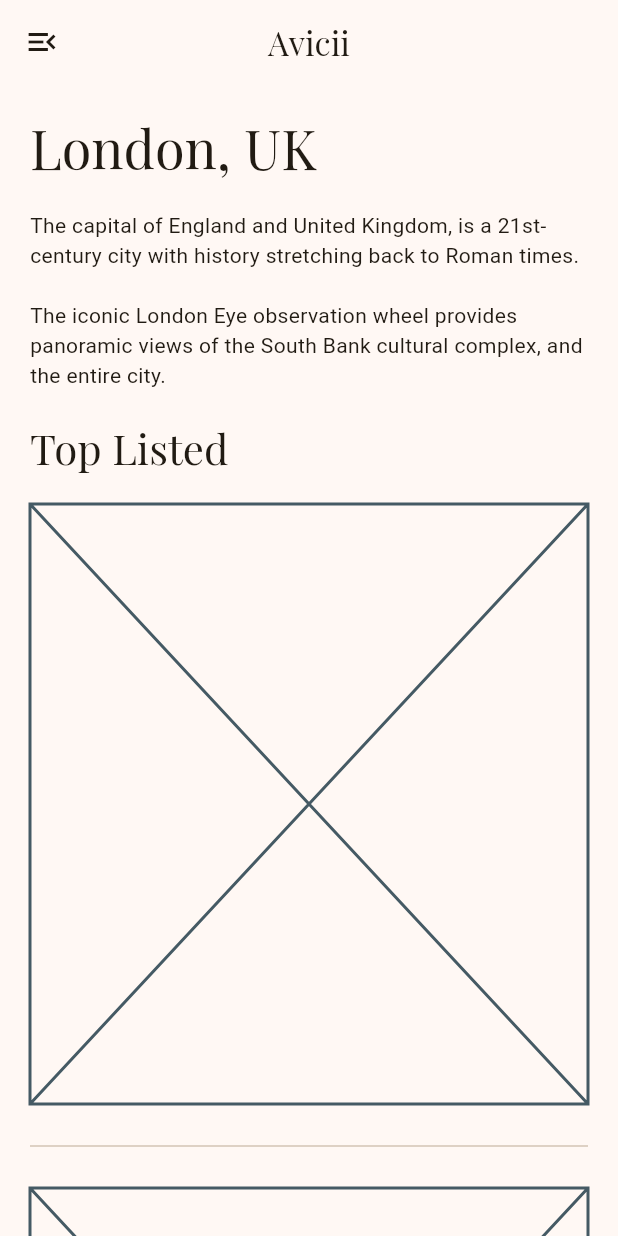
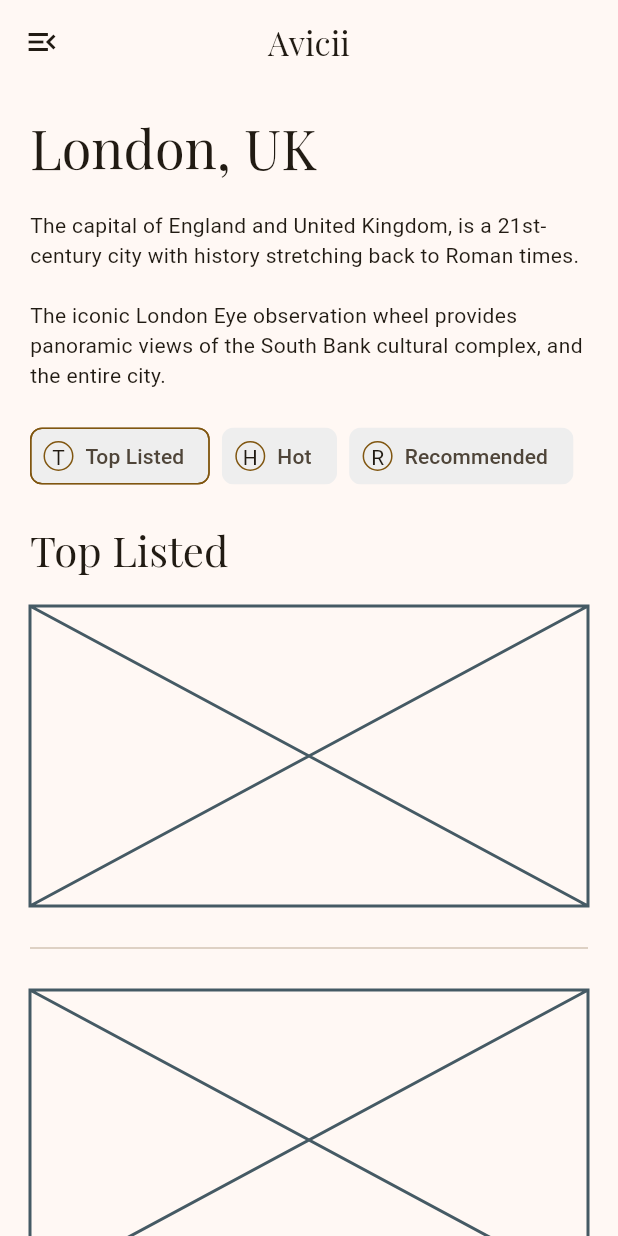
Before and after one commit to DhruvamSharma/EqualWidthList, a Flutter app: the screen it shows after launch, on a phone screen of 412 x 824 dp. Run offline on Flutter 3.47's test engine with Material 3 defaults, Android fonts, the phone set to English and light mode, and no system bars; our stand-ins replace bloc, flutter_bloc, google_fonts; generated files the repository leaves out were written again; Roboto replaces fonts that are missing (Anaheim).

Commit message:
added chip list as starter code

```diff
--- a/lib/app/view/app.dart
+++ b/lib/app/view/app.dart
@@ -1,7 +1,7 @@
 import 'package:equal_width_list/counter/counter.dart';
 import 'package:equal_width_list/l10n/l10n.dart';
-import 'package:equal_width_list/theme.dart';
-import 'package:equal_width_list/util.dart';
+import 'package:equal_width_list/utils/theme.dart';
+import 'package:equal_width_list/utils/util.dart';
 import 'package:flutter/material.dart';
 
 class App extends StatelessWidget {
--- a/lib/counter/cubit/counter_cubit.dart
+++ b/lib/counter/cubit/counter_cubit.dart
@@ -1,8 +1,8 @@
 import 'package:bloc/bloc.dart';
+import 'package:equal_width_list/utils/topics.dart';
 
-class CounterCubit extends Cubit<int> {
-  CounterCubit() : super(0);
+class CounterCubit extends Cubit<Topics> {
+  CounterCubit() : super(Topics.topListed);
 
-  void increment() => emit(state + 1);
-  void decrement() => emit(state - 1);
+  void changeTopic(Topics topic) => emit(topic);
 }
--- a/lib/counter/view/counter_page.dart
+++ b/lib/counter/view/counter_page.dart
@@ -1,4 +1,5 @@
 import 'package:equal_width_list/counter/counter.dart';
+import 'package:equal_width_list/counter/view/widgets/chip_list.dart';
 import 'package:equal_width_list/l10n/l10n.dart';
 import 'package:flutter/material.dart';
 import 'package:flutter_bloc/flutter_bloc.dart';
@@ -34,7 +35,7 @@ class CounterView extends StatelessWidget {
       ),
       body: SingleChildScrollView(
         child: Padding(
-          padding: const EdgeInsets.all(20.0),
+          padding: const EdgeInsets.all(20),
           child: Column(
             crossAxisAlignment: CrossAxisAlignment.start,
             children: <Widget>[
@@ -50,6 +51,8 @@ class CounterView extends StatelessWidget {
               const Text(
                 'The iconic London Eye observation wheel provides panoramic views of the South Bank cultural complex, and the entire city.',
               ),
+              const SizedBox(height: 20),
+              const ChipList(),
               const SizedBox(height: 20),
               Text(
                 'Top Listed',
@@ -87,10 +90,20 @@ class CounterText extends StatelessWidget {
 }
 
 class _AvailableListItem extends StatelessWidget {
+  /// Serves as a placeholder for the list item.
+  /// {@tool snippet}
+  ///
+  /// Typical Usage:
+  ///
+  ///  `const _AvailableListItem()`
+  ///
+  /// {@end-tool}
   const _AvailableListItem({super.key});
 
   @override
   Widget build(BuildContext context) {
-    return const Placeholder();
+    return const Placeholder(
+      fallbackHeight: 200,
+    );
   }
 }
--- /dev/null
+++ b/lib/counter/view/widgets/chip_list.dart
@@ -0,0 +1,67 @@
+// # equal_width_list
+//
+// Created by: dhruvam
+// Date: 16/03/25
+// Time: 6:53 pm
+
+import 'package:equal_width_list/counter/cubit/counter_cubit.dart';
+import 'package:equal_width_list/utils/topics.dart';
+import 'package:flutter/material.dart';
+import 'package:flutter_bloc/flutter_bloc.dart';
+
+class ChipList extends StatelessWidget {
+  const ChipList({super.key});
+
+  @override
+  Widget build(BuildContext context) {
+    return Row(
+      children: Topics.values
+          .map(
+            (topic) => Padding(
+              padding: const EdgeInsets.only(right: 8),
+              child: _ChipListItem(topic: topic),
+            ),
+          )
+          .toList(),
+    );
+  }
+}
+
+class _ChipListItem extends StatelessWidget {
+  const _ChipListItem({required this.topic, super.key});
+
+  final Topics topic;
+
+  @override
+  Widget build(BuildContext context) {
+    final selectedTopic = context.select((CounterCubit cubit) => cubit.state);
+    return GestureDetector(
+      onTap: () {
+        context.read<CounterCubit>().changeTopic(topic);
+      },
+      child: Chip(
+        side: BorderSide(
+          color: selectedTopic == topic
+              ? Theme.of(context).primaryColor
+              : Colors.transparent,
+        ),
+        avatar: Container(
+          height: 20,
+          width: 20,
+          decoration: BoxDecoration(
+            shape: BoxShape.circle,
+            border: Border.all(
+              color: Theme.of(context).primaryColor,
+            ),
+          ),
+          alignment: Alignment.center,
+          child: Text(
+            topic.label[0].toUpperCase(),
+          ),
+        ),
+        label: Text(topic.label),
+        backgroundColor: Colors.grey.shade200,
+      ),
+    );
+  }
+}
--- /dev/null
+++ b/lib/utils/topics.dart
@@ -0,0 +1,14 @@
+// # equal_width_list
+//
+// Created by: dhruvam
+// Date: 16/03/25
+// Time: 6:45 pm
+
+enum Topics {
+  topListed('Top Listed'),
+  hot('Hot'),
+  recommended('Recommended');
+
+  const Topics(this.label);
+  final String label;
+}
```
Also changed, not shown: lib/utils/theme.dart (renamed from lib/theme.dart), lib/utils/util.dart (renamed from lib/util.dart), 2 other files.
